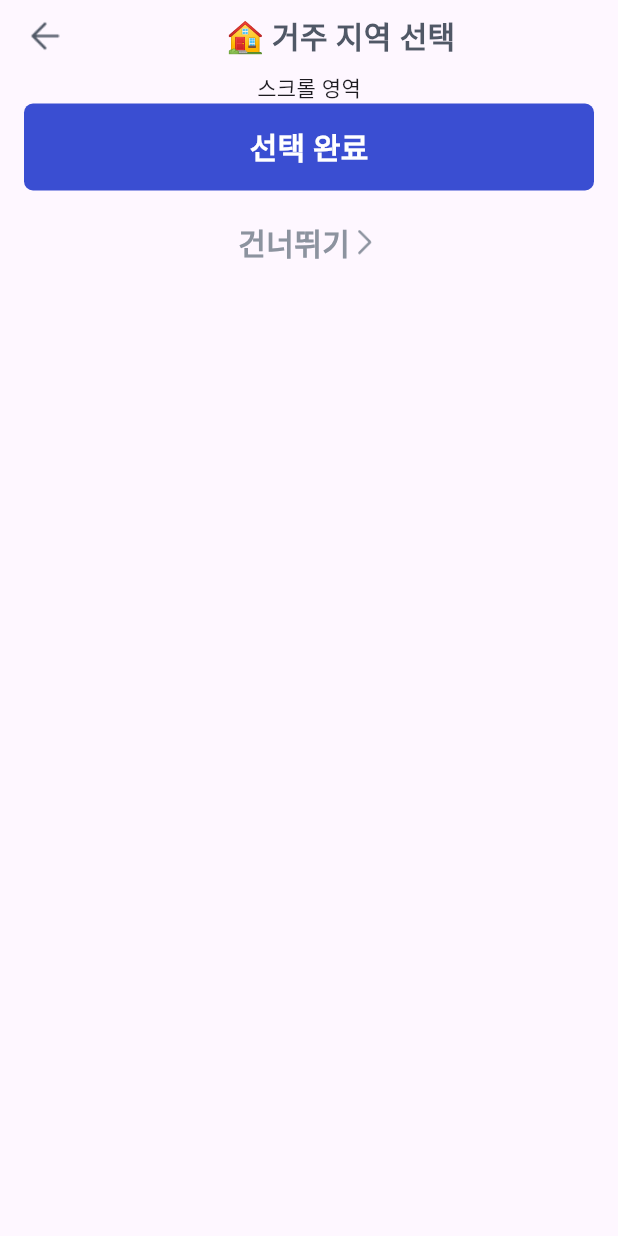
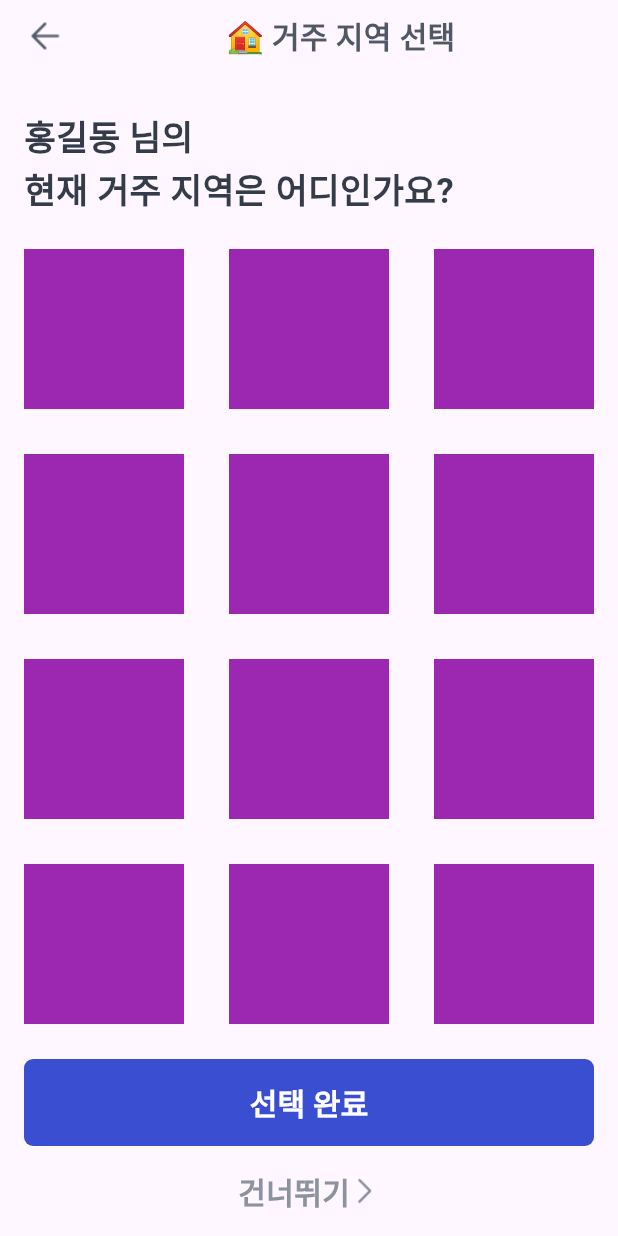
Before and after one commit to jaekyung-you/seenear_flutter, a Flutter app: the SignUpScreen screen opened directly, on a phone screen of 412 x 824 dp. Run offline on Flutter 3.47's test engine with Material 2 defaults, Android fonts, the phone set to English and light mode, and no system bars; our stand-ins replace get; missing offline and left inert: kakao_flutter_sdk_user.

Commit message:
회원가입 단계 GridView 구현

```diff
--- a/lib/const/design_system/base_header.dart
+++ b/lib/const/design_system/base_header.dart
@@ -10,8 +10,6 @@ class BaseHeader extends StatelessWidget {
   Widget build(BuildContext context) {
     return SizedBox(
       height: 48,
-      child: Padding(
-        padding: const EdgeInsets.symmetric(horizontal: 16.0),
       child: Row(
         mainAxisAlignment: MainAxisAlignment.spaceBetween,
         children: [
@@ -30,7 +28,6 @@ class BaseHeader extends StatelessWidget {
           const SizedBox(width: 44,),
         ],
       ),
-      ),
     );
   }
 }
--- a/lib/const/enum/sign_up_process_stage.dart
+++ b/lib/const/enum/sign_up_process_stage.dart
@@ -41,4 +41,65 @@ enum SignUpProcessStage {
         return null;
     }
   }
+
+  List<String> get itemList {
+    switch (this) {
+      case SignUpProcessStage.residence:
+        return [
+          '서울',
+          '경기',
+          '인천',
+          '강원',
+          '대전',
+          '충북',
+          '충남/세종',
+          '부산',
+          '울산',
+          '경남',
+          '대구',
+          '경북',
+          '광주',
+          '전남',
+          '전주/전북',
+          '제주'
+        ];
+      case SignUpProcessStage.interest:
+        return [
+          '라이프',
+          '라이프',
+          '라이프',
+          '라이프',
+          '라이프',
+          '라이프',
+          '라이프',
+          '라이프',
+          '라이프',
+          '라이프',
+          '라이프',
+          '라이프',
+          '라이프',
+        ];
+      case SignUpProcessStage.interestRegion:
+        return [
+          '서울',
+          '경기',
+          '인천',
+          '강원',
+          '대전',
+          '충북',
+          '충남/세종',
+          '부산',
+          '울산',
+          '경남',
+          '대구',
+          '경북',
+          '광주',
+          '전남',
+          '전주/전북',
+          '제주'
+        ];
+      default:
+        return [];
+    }
+  }
 }
--- a/lib/main.dart
+++ b/lib/main.dart
@@ -7,6 +7,8 @@ import 'package:seenear/const/design_system/seenear_color.dart';
 import 'package:seenear/const/design_system/select_image_item_cell.dart';
 import 'package:seenear/const/design_system/textfield_with_helper.dart';
 import 'package:seenear/data/local/helper_text_type.dart';
+import 'package:seenear/presentation/sign_up/controller/sign_up_controller.dart';
+import 'package:seenear/presentation/sign_up/widget/sign_up_screen.dart';
 import 'const/design_system/empty_view.dart';
 import 'const/design_system/rounded_widget.dart';
 import 'const/design_system/select_text_item_cell.dart';
@@ -28,13 +30,18 @@ class MyApp extends StatelessWidget {
   @override
   Widget build(BuildContext context) {
     return GetMaterialApp(
+      initialBinding: BindingsBuilder(
+        () {
+          Get.put(SignUpController());
+        },
+      ),
       // initialRoute: SeenearPath.SIGN_UP,
       title: 'Flutter Demo',
       theme: ThemeData(
         colorScheme: ColorScheme.fromSeed(seedColor: Colors.deepPurple),
         useMaterial3: true,
       ),
-      home: MyHomePage(title: ';',),
+      home: SignUpScreen(),
     );
   }
 }
@@ -82,8 +89,12 @@ class _MyHomePageState extends State<MyHomePage> {
               bgColor: SeenearColor.blue10,
               fgColor: SeenearColor.blue60,
             ),
-            SelectTextItemCell(text: '서울',),
-            SelectImageItemCell(isSelected: false,),
+            SelectTextItemCell(
+              text: '서울',
+            ),
+            SelectImageItemCell(
+              isSelected: false,
+            ),
             EmptyView(
               text: '찜한 축제/행사가 없어요',
             )
--- a/lib/presentation/sign_up/controller/sign_up_controller.dart
+++ b/lib/presentation/sign_up/controller/sign_up_controller.dart
@@ -1,5 +1,39 @@
 import 'package:get/get.dart';
 
+import '../../../const/enum/sign_up_process_stage.dart';
+
 class SignUpController extends GetxController {
+  SignUpProcessStage currentStage = SignUpProcessStage.residence;
+  bool enableNextButton = false;
 
+  void onTapSelectItem() {
+    // todo: api 호출
+    switch (currentStage) {
+      case SignUpProcessStage.residence:
+        break;
+      case SignUpProcessStage.interest:
+        break;
+      case SignUpProcessStage.interestRegion:
+        break;
+      case SignUpProcessStage.nickname:
+        break;
+    }
+
+    // 성공 시,
+    moveToNextStage();
+  }
+
+  void moveToNextStage() {
+    int index = SignUpProcessStage.values.indexOf(currentStage);
+
+    // 마지막 단계
+    if (index == SignUpProcessStage.values.length - 1) {
+      // 회원가입 완료 화면
+      return;
+    }
+
+    currentStage = SignUpProcessStage.values[index + 1];
+    enableNextButton = false;
+    update();
+  }
 }
--- a/lib/presentation/sign_up/widget/sign_up_screen.dart
+++ b/lib/presentation/sign_up/widget/sign_up_screen.dart
@@ -14,33 +14,89 @@ class SignUpScreen extends GetView<SignUpController> {
   Widget build(BuildContext context) {
     return Scaffold(
       body: SafeArea(
-        child: Column(
+        child: Padding(
+          padding: const EdgeInsets.symmetric(horizontal: 16.0),
+          child: GetBuilder<SignUpController>(builder: (controller) {
+            return Column(
+              crossAxisAlignment: CrossAxisAlignment.start,
               children: [
-            BaseHeader(title: SignUpProcessStage.residence.title),
-            SingleChildScrollView(
-              child: Center(child: Text('스크롤 영역')),
+                BaseHeader(title: controller.currentStage.title),
+                const SizedBox(
+                  height: 26,
                 ),
+                Text(
+                  controller.currentStage.subtitle,
+                  style: TextStyle(
+                      fontSize: 23,
+                      fontWeight: FontWeight.w600,
+                      color: SeenearColor.grey70),
+                ),
+                if (controller.currentStage.desc != null)
+                  Text(
+                    controller.currentStage.desc!,
+                    style: TextStyle(
+                        fontSize: 16,
+                        fontWeight: FontWeight.w500,
+                        color: SeenearColor.grey50),
+                  ),
+                const SizedBox(
+                  height: 22,
+                ),
+                Expanded(child: contentView()),
                 buttonArea(),
               ],
+            );
+          }),
         ),
       ),
     );
   }
 
+  Widget contentView() {
+    switch (controller.currentStage) {
+      case SignUpProcessStage.residence:
+      case SignUpProcessStage.interest:
+      case SignUpProcessStage.interestRegion:
+        return GridView.builder(
+          itemCount: controller.currentStage.itemList.length,
+          gridDelegate: const SliverGridDelegateWithFixedCrossAxisCount(
+            crossAxisCount: 3, //1 개의 행에 보여줄 item 개수
+            mainAxisSpacing: 30, //수평 Padding
+            crossAxisSpacing: 30, //수직 Padding
+          ),
+          itemBuilder: (context, index) {
+            return Container(
+              color: Colors.purple,
+              width: 100,
+              height: 100,
+            );
+          },
+        );
+      case SignUpProcessStage.nickname:
+        return Container();
+    }
+  }
+
   Widget buttonArea() {
-    return Padding(
-      padding: const EdgeInsets.symmetric(horizontal: 16.0),
-      child: Column(
+    return Column(
       children: [
-          BaseButton(buttonText: '선택 완료', isDisabled: false, onPressed: () {}),
-          const SizedBox(height: 20,),
+        BaseButton(
+            buttonText: '선택 완료',
+            isDisabled: false,
+            onPressed: () {
+              controller.onTapSelectItem();
+            }),
         InkWell(
-            onTap: () {},
+          onTap: () {
+            controller.moveToNextStage();
+          },
+          child: SizedBox(
+            height: 60,
             child: Row(
               mainAxisAlignment: MainAxisAlignment.center,
               children: [
                 Text(
-                  '건너뛰기',
+                  controller.currentStage != SignUpProcessStage.nickname ? '건너뛰기' : '카카오톡 이름 사용하기',
                   style: TextStyle(
                       fontSize: 20,
                       fontWeight: FontWeight.w600,
@@ -53,9 +109,9 @@ class SignUpScreen extends GetView<SignUpController> {
                 )
               ],
             ),
+          ),
         )
       ],
-      ),
     );
   }
 }
```
Lines whose indentation alone changed are shown as unchanged.
